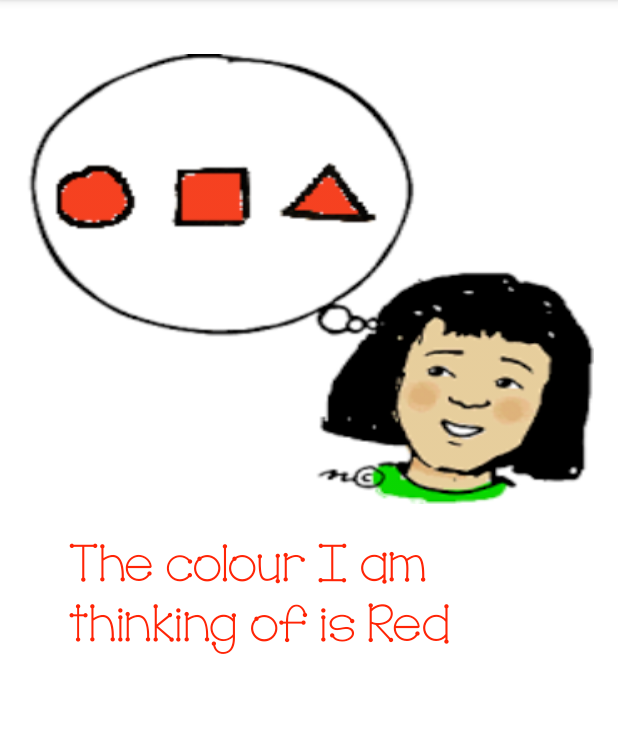
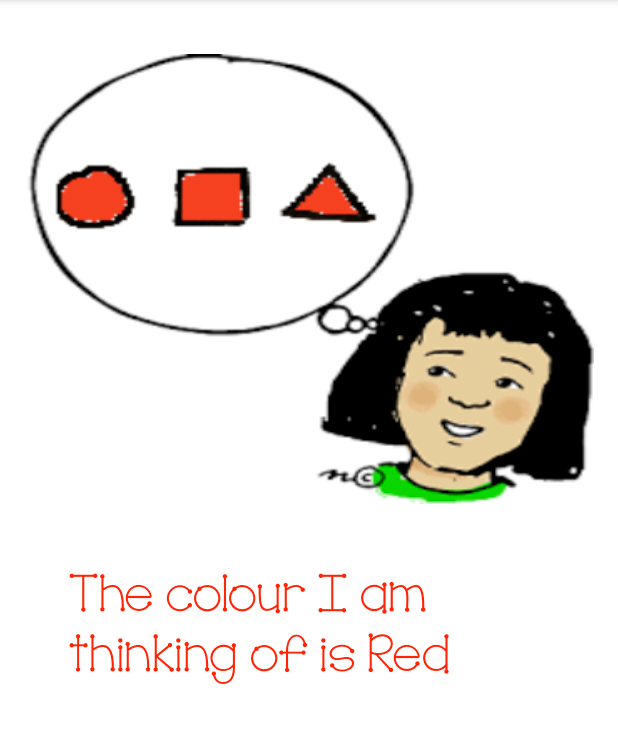
Before and after one commit to ogba101/ColourMaster, an Android app: the game_session_red screen opened directly, with no data from a screen before it, on a phone screen of 412 x 824 dp, the part 84-827 px from its top. Run offline under Robolectric (Android 15) with nearby library versions, the phone set to English and light mode, and no system bars.

Commit message:
Merge branch 'master' of https://github.com/tobisitu/ColourMaster
# Conflicts:
#	app/src/main/AndroidManifest.xml
#	app/src/main/res/values/strings.xml

```diff
--- a/app/src/main/AndroidManifest.xml
+++ b/app/src/main/AndroidManifest.xml
@@ -20,7 +20,7 @@
         <activity android:name=".user_profile_activity" />
         <activity android:name=".activity_profile_manager" />
         <activity android:name=".progress_report_activity" />
-        <activity android:name=".game_session"></activity>
+        <activity android:name=".game_session_red"></activity>
     </application>
 
 </manifest>
--- a/app/src/main/java/project/colormaster/Lesson_Menu_Activity.java
+++ b/app/src/main/java/project/colormaster/Lesson_Menu_Activity.java
@@ -14,7 +14,7 @@ public class Lesson_Menu_Activity extends AppCompatActivity {
 
     public void btnstartgame(View v )
     {
-        Intent intent = new Intent(this,game_session.class);
+        Intent intent = new Intent(this,game_session_red.class);
         startActivity(intent);
     }
 }
--- a/app/src/main/java/project/colormaster/game_session.java
+++ b/app/src/main/java/project/colormaster/game_session_red.java
@@ -11,10 +11,10 @@ import android.widget.Toast;
 
 import java.util.Locale;
 
-public class game_session extends AppCompatActivity {
+public class game_session_red extends AppCompatActivity {
     TextToSpeech t1;
-    float pitch=(float)(1.4);
-    float rate=(float)(0.9);
+    float pitch=(float)(1);
+    float rate=(float)(1);
     @Override
     protected void onCreate(Bundle savedInstanceState) {
         super.onCreate(savedInstanceState);
--- a/app/src/main/res/layout/activity_game_session.xml
+++ b/app/src/main/res/layout/activity_game_session.xml
@@ -7,7 +7,7 @@
     android:paddingLeft="@dimen/activity_horizontal_margin"
     android:paddingRight="@dimen/activity_horizontal_margin"
     android:paddingTop="@dimen/activity_vertical_margin"
-    tools:context="project.colormaster.game_session"
+    tools:context=".game_session_red"
     android:background="#FFFFFF"
     >
 
@@ -27,7 +27,7 @@
         android:textColor="@color/red"
         android:id="@id/thinkTxt"
         android:fontFamily="sans-serif-smallcaps"
-        android:layout_marginTop="20dp"
+        android:layout_marginTop="40dp"
         android:layout_marginLeft="30dp"
         android:layout_marginRight="10dp"
         android:textSize="35dp"
```
